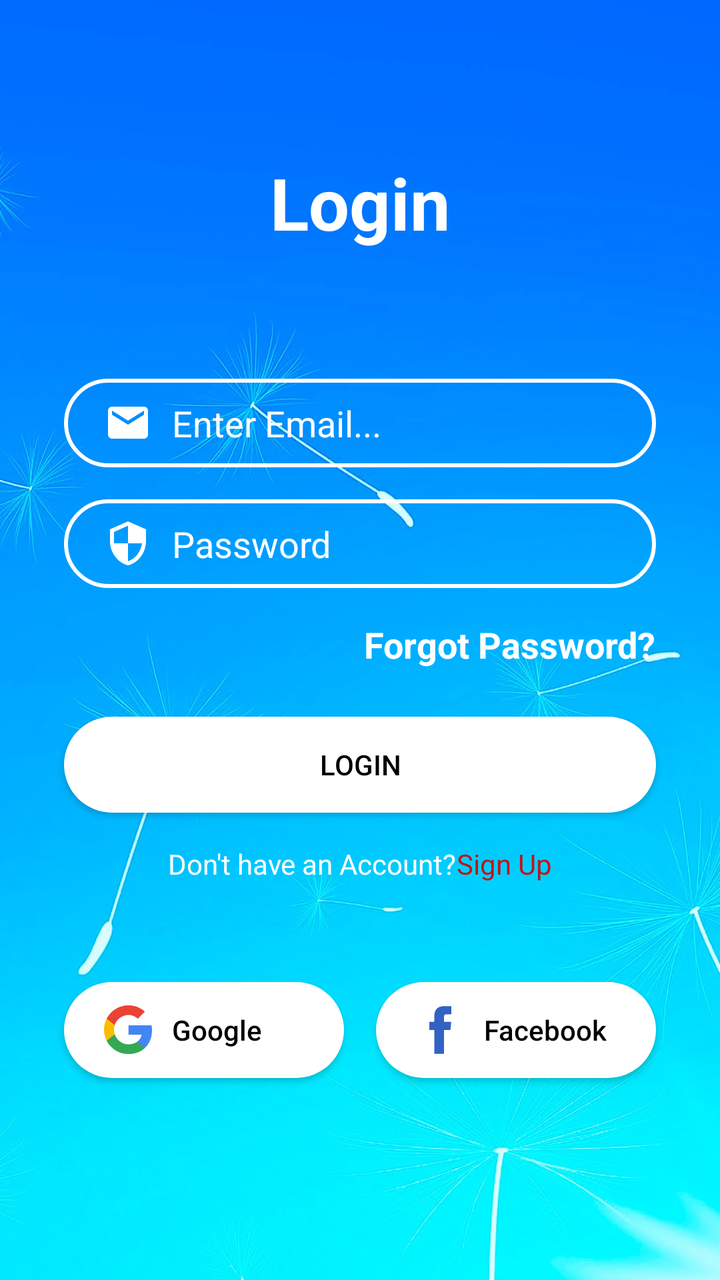
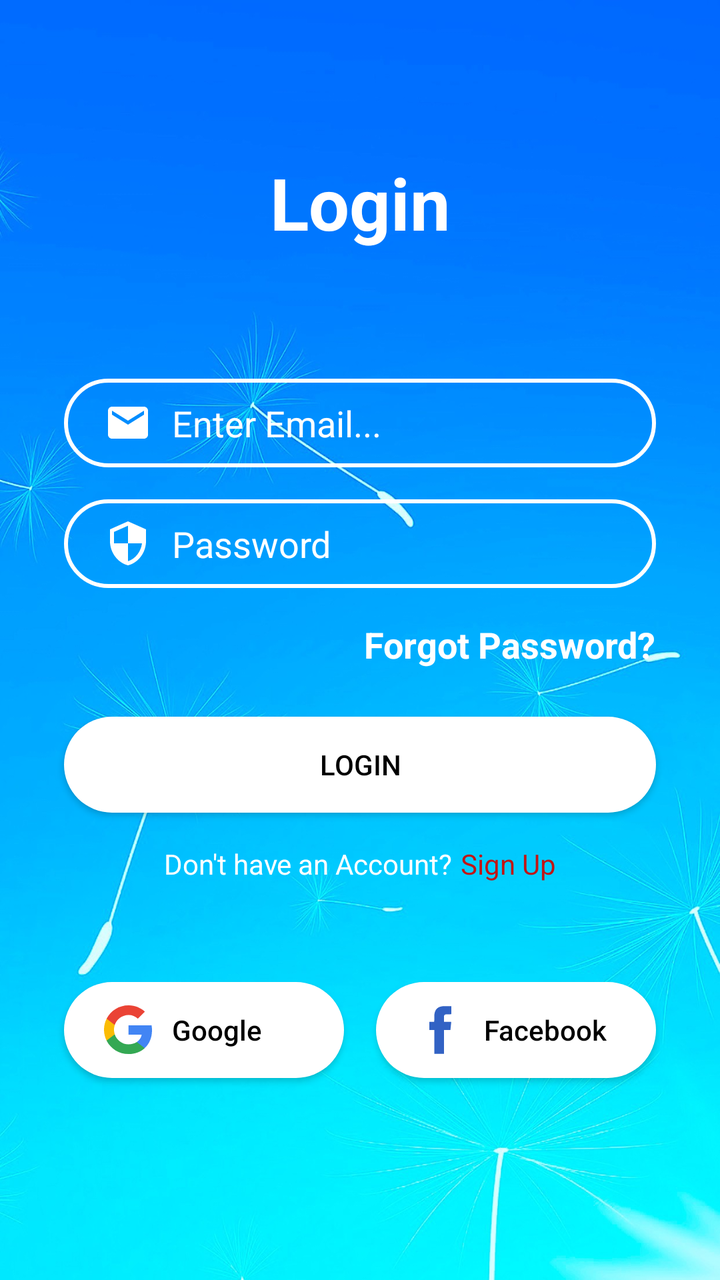

Two renders of the same Android screen: before a commit and after it. Below are the layout's source before the change and the commit's diff.
<!-- AndroidManifest.xml: application theme Theme.ResponsiveRegistration -->
<!-- res/layout/activity_login.xml -->
<?xml version="1.0" encoding="utf-8"?>
<androidx.constraintlayout.widget.ConstraintLayout xmlns:android="http://schemas.android.com/apk/res/android"
    xmlns:app="http://schemas.android.com/apk/res-auto"
    xmlns:tools="http://schemas.android.com/tools"
    android:id="@+id/main"
    android:layout_width="match_parent"
    android:layout_height="match_parent"
    android:background="@drawable/background"
    tools:context=".LoginActivity">

    <TextView
        android:id="@+id/logo"
        android:layout_width="wrap_content"
        android:layout_height="wrap_content"
        android:text="Login"
        android:textColor="@color/colorWhite"
        android:textSize="36sp"
        android:textStyle="bold"
        app:layout_constraintBottom_toBottomOf="parent"
        app:layout_constraintEnd_toEndOf="parent"
        app:layout_constraintStart_toStartOf="parent"
        app:layout_constraintTop_toTopOf="parent"
        app:layout_constraintVertical_bias="0.13" />

    <EditText
        android:id="@+id/inputEmail"
        android:layout_width="0dp"
        android:layout_height="wrap_content"
        android:layout_marginLeft="32dp"
        android:layout_marginTop="64dp"
        android:layout_marginRight="32dp"
        android:background="@drawable/input_bg"
        android:drawableStart="@drawable/baseline_email_24"
        android:drawablePadding="10dp"
        android:ems="10"
        android:hint="Enter Email..."
        android:inputType="textEmailAddress"
        android:paddingStart="20dp"
        android:paddingTop="10dp"
        android:paddingEnd="10dp"
        android:paddingBottom="10dp"
        android:textColor="@color/colorWhite"
        android:textColorHint="@color/colorWhite"
        app:layout_constraintEnd_toEndOf="parent"
        app:layout_constraintStart_toStartOf="parent"
        app:layout_constraintTop_toBottomOf="@id/logo" />

    <EditText
        android:id="@+id/inputPassword"
        android:layout_width="0dp"
        android:layout_height="wrap_content"
        android:layout_marginTop="16dp"
        android:background="@drawable/input_bg"
        android:drawableStart="@drawable/baseline_security_24"
        android:drawablePadding="10dp"
        android:hint="Password"
        android:inputType="textPassword"
        android:paddingStart="20dp"
        android:paddingTop="10dp"
        android:paddingEnd="10dp"
        android:paddingBottom="10dp"
        android:textColor="@color/colorWhite"
        android:textColorHint="@color/colorWhite"
        app:layout_constraintEnd_toEndOf="@id/inputEmail"
        app:layout_constraintStart_toStartOf="@id/inputEmail"
        app:layout_constraintTop_toBottomOf="@id/inputEmail" />

    <TextView
        android:id="@+id/forgotPassword"
        android:layout_width="wrap_content"
        android:layout_height="wrap_content"
        android:layout_marginTop="16dp"
        android:text="Forgot Password?"
        android:textColor="@color/colorWhite"
        android:textSize="18sp"
        android:textStyle="bold"
        app:layout_constraintEnd_toEndOf="@id/inputPassword"
        app:layout_constraintTop_toBottomOf="@id/inputPassword" />

    <androidx.appcompat.widget.AppCompatButton
        android:id="@+id/btnLogin"
        android:layout_width="0dp"
        android:layout_height="wrap_content"
        android:layout_marginTop="24dp"
        android:background="@drawable/btn_bg"
        android:backgroundTint="@color/colorWhite"
        android:text="Login"
        android:textColor="@color/colorBlack"
        app:layout_constraintEnd_toEndOf="@id/inputPassword"
        app:layout_constraintStart_toStartOf="@id/inputPassword"
        app:layout_constraintTop_toBottomOf="@id/forgotPassword" />

    <LinearLayout
        android:id="@+id/linearLayout"
        android:layout_width="0dp"
        android:layout_height="wrap_content"
        android:layout_marginTop="16dp"
        android:gravity="center"
        android:orientation="horizontal"
        android:textAlignment="center"
        app:layout_constraintEnd_toEndOf="@id/btnLogin"
        app:layout_constraintStart_toStartOf="@id/btnLogin"
        app:layout_constraintTop_toBottomOf="@id/btnLogin">

        <TextView
            android:layout_width="wrap_content"
            android:layout_height="wrap_content"
            android:text="Don't have an Account?"
            android:textColor="@color/colorWhite" />

        <TextView
            android:id="@+id/textViewSignUp"
            android:layout_width="wrap_content"
            android:layout_height="wrap_content"
            android:text="Sign Up"
            android:textColor="@color/colorRed" />

    </LinearLayout>

    <androidx.appcompat.widget.AppCompatButton
        android:id="@+id/btnGoogle"
        android:layout_width="0dp"
        android:layout_height="wrap_content"
        android:layout_marginStart="32dp"
        android:layout_marginEnd="8dp"
        android:background="@drawable/btn_bg"
        android:drawableStart="@drawable/ic_google"
        android:drawablePadding="10dp"
        android:paddingStart="20dp"
        android:text="Google"
        android:textColor="@color/colorBlack"
        android:textAlignment="textStart"
        android:textAllCaps="false"
        app:layout_constraintBottom_toBottomOf="parent"
        app:layout_constraintEnd_toStartOf="@+id/btnFacebook"
        app:layout_constraintHorizontal_bias="0.5"
        app:layout_constraintStart_toStartOf="parent"
        app:layout_constraintTop_toBottomOf="@+id/linearLayout"
        app:layout_constraintVertical_bias="0.32999998" />

    <androidx.appcompat.widget.AppCompatButton
        android:id="@+id/btnFacebook"
        android:layout_width="0dp"
        android:layout_height="wrap_content"
        android:layout_marginStart="8dp"
        android:layout_marginEnd="32dp"
        android:background="@drawable/btn_bg"
        android:drawableStart="@drawable/ic_facebook"
        android:drawablePadding="10dp"
        android:paddingStart="20dp"
        android:text="Facebook"
        android:textColor="@color/colorBlack"
        android:textAlignment="textStart"
        android:textAllCaps="false"
        app:layout_constraintBottom_toBottomOf="@+id/btnGoogle"
        app:layout_constraintEnd_toEndOf="parent"
        app:layout_constraintHorizontal_bias="0.5"
        app:layout_constraintStart_toEndOf="@+id/btnGoogle"
        app:layout_constraintTop_toTopOf="@+id/btnGoogle" />


</androidx.constraintlayout.widget.ConstraintLayout>
<!-- resources referenced by this layout -->
<resources>
  <color name="colorBlack">#000000</color>
  <color name="colorRed">#C11515</color>
  <color name="colorWhite">#FFFFFF</color>
  <!-- drawable background: jpg bitmap (drawable, 187267 bytes) -->
  <!-- drawable baseline_email_24 (drawable) -->
  <vector xmlns:android="http://schemas.android.com/apk/res/android" android:height="24dp" android:tint="#FFFFFF" android:viewportHeight="24" android:viewportWidth="24" android:width="24dp">
        
      <path android:fillColor="@android:color/white" android:pathData="M20,4L4,4c-1.1,0 -1.99,0.9 -1.99,2L2,18c0,1.1 0.9,2 2,2h16c1.1,0 2,-0.9 2,-2L22,6c0,-1.1 -0.9,-2 -2,-2zM20,8l-8,5 -8,-5L4,6l8,5 8,-5v2z"/>
      
  </vector>
  <!-- drawable baseline_security_24 (drawable) -->
  <vector xmlns:android="http://schemas.android.com/apk/res/android" android:height="24dp" android:tint="#FFFFFF" android:viewportHeight="24" android:viewportWidth="24" android:width="24dp">
        
      <path android:fillColor="@android:color/white" android:pathData="M12,1L3,5v6c0,5.55 3.84,10.74 9,12 5.16,-1.26 9,-6.45 9,-12L21,5l-9,-4zM12,11.99h7c-0.53,4.12 -3.28,7.79 -7,8.94L12,12L5,12L5,6.3l7,-3.11v8.8z"/>
      
  </vector>
  <!-- drawable btn_bg (drawable) -->
  <?xml version="1.0" encoding="utf-8"?>
  <shape xmlns:android="http://schemas.android.com/apk/res/android">
      <solid android:color="@color/colorWhite"/>
      <corners android:radius="70dp"/>
  </shape>
  <!-- drawable ic_facebook (drawable) -->
  <vector xmlns:android="http://schemas.android.com/apk/res/android" android:height="24dp" android:viewportHeight="512" android:viewportWidth="512" android:width="24dp">
        
      <path android:fillColor="@color/colorPrimaryDark" android:pathData="M289,1.7c-45.1,4.8 -71.3,21.7 -84.6,54.8 -3.2,8 -5.1,15 -7.5,27.6 -0.8,3.9 -1.5,21.5 -1.8,45.4l-0.6,39 -25.7,0.3 -25.8,0.2 0,43.5 0,43.5 26,-0 26,-0 0,127.5 0,127.5 51.5,-0 51.5,-0 0,-127.5 0,-127.5 34.4,-0 34.5,-0 0.5,-4.3c0.7,-5 4.2,-37.2 5.1,-47.2 0.4,-3.9 1.3,-12.6 2.1,-19.5 0.8,-6.9 1.4,-13.3 1.4,-14.2 0,-1.7 -2.7,-1.8 -38.7,-2l-38.8,-0.3 0,-30.5c0,-33.3 0.3,-35.4 5.7,-41.5 1.6,-1.9 5.4,-4.4 8.6,-5.7 5.4,-2.1 7.3,-2.3 34.5,-2.6l28.7,-0.3 0,-43.5 0,-43.4 -41.7,0.2c-23,-0 -43.4,0.3 -45.3,0.5z" android:strokeColor="#00000000"/>
      
  </vector>
  <!-- drawable ic_google (drawable) -->
  <vector xmlns:android="http://schemas.android.com/apk/res/android" android:height="24.485847dp" android:viewportHeight="544.3" android:viewportWidth="533.5" android:width="24dp">
        
      <path android:fillColor="#4285F4" android:pathData="M533.5,278.4c0,-18.5 -1.5,-37.1 -4.7,-55.3H272.1v104.8h147c-6.1,33.8 -25.7,63.7 -54.4,82.7v68h87.7C503.9,431.2 533.5,361.2 533.5,278.4z"/>
        
      <path android:fillColor="#34A853" android:pathData="M272.1,544.3c73.4,0 135.3,-24.1 180.4,-65.7l-87.7,-68c-24.4,16.6 -55.9,26 -92.6,26c-71,0 -131.2,-47.9 -152.8,-112.3H28.9v70.1C75.1,486.3 169.2,544.3 272.1,544.3z"/>
        
      <path android:fillColor="#FBBC04" android:pathData="M119.3,324.3c-11.4,-33.8 -11.4,-70.4 0,-104.2V150H28.9c-38.6,76.9 -38.6,167.5 0,244.4L119.3,324.3z"/>
        
      <path android:fillColor="#EA4335" android:pathData="M272.1,107.7c38.8,-0.6 76.3,14 104.4,40.8l0,0l77.7,-77.7C405,24.6 339.7,-0.8 272.1,0C169.2,0 75.1,58 28.9,150l90.4,70.1C140.8,155.6 201.1,107.7 272.1,107.7z"/>
      
  </vector>
  <!-- drawable input_bg (drawable) -->
  <?xml version="1.0" encoding="utf-8"?>
  <shape xmlns:android="http://schemas.android.com/apk/res/android">
      <stroke android:color="@color/colorWhite" android:width="2dp"/>
      <corners android:radius="70dp"/>
  </shape>
  <style name="Theme.ResponsiveRegistration" parent="Base.Theme.ResponsiveRegistration" />
  <color name="colorPrimaryDark">#3262C4</color>
  <style name="Base.Theme.ResponsiveRegistration" parent="Theme.Material3.DayNight.NoActionBar">
          
          
      </style>
</resources>

<!-- the commit's change to res/layout/activity_login.xml (unified diff, before → after) -->
@@ -112,6 +112,7 @@
             android:id="@+id/textViewSignUp"
             android:layout_width="wrap_content"
             android:layout_height="wrap_content"
+            android:paddingStart="4dp"
             android:text="Sign Up"
             android:textColor="@color/colorRed" />
 
